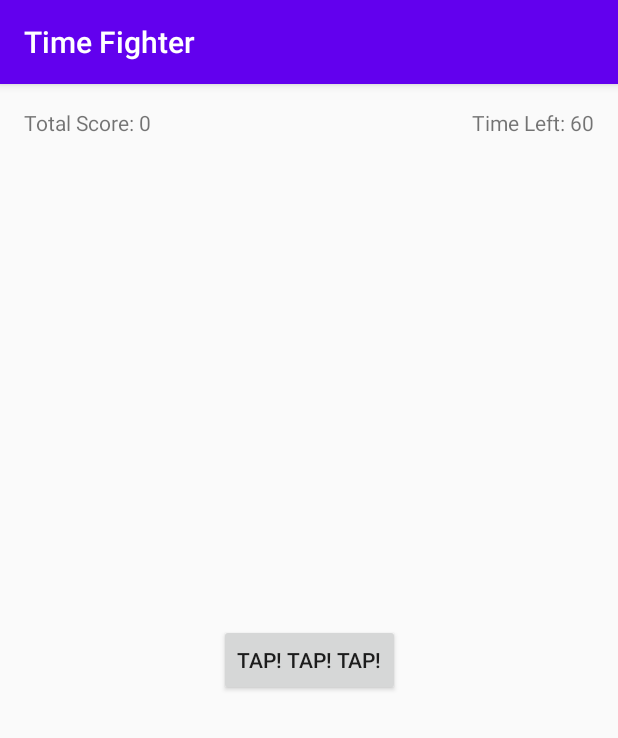
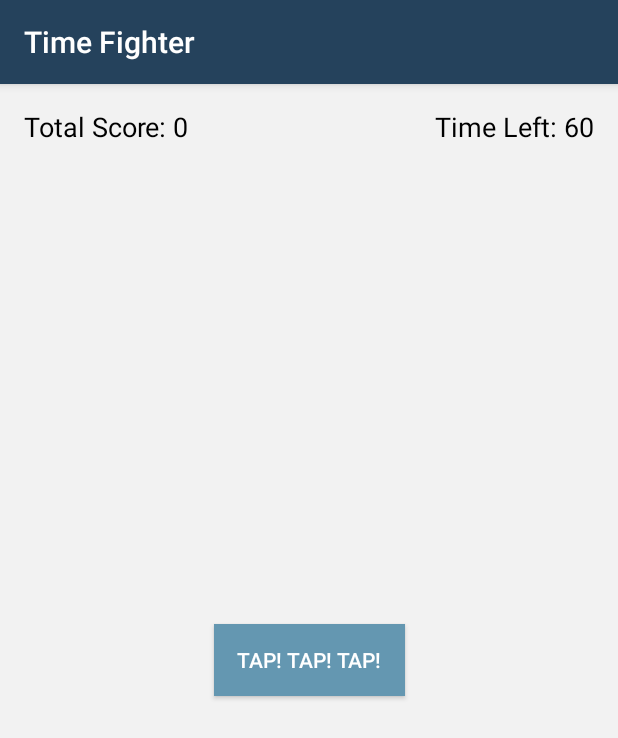
Before and after one commit to enjareyes/TimeFighter, an Android app: the screen it shows after launch (MainActivity), on a phone screen of 412 x 824 dp. Shown: the top 738 px of the screen. Run offline under Robolectric (Android 15) with nearby library versions, the phone set to English and light mode, and no system bars.

Commit message:
progress styling

```diff
--- /dev/null
+++ b/app/src/main/res/anim/bounce.xml
@@ -0,0 +1,4 @@
+<?xml version="1.0" encoding="utf-8"?>
+<set xmlns:android="http://schemas.android.com/apk/res/android">
+
+</set>
--- a/app/src/main/res/layout/activity_main.xml
+++ b/app/src/main/res/layout/activity_main.xml
@@ -4,6 +4,7 @@
     xmlns:tools="http://schemas.android.com/tools"
     android:layout_width="match_parent"
     android:layout_height="match_parent"
+    android:background="@color/colorBackground"
     tools:context=".MainActivity">
 
     <TextView
@@ -13,6 +14,8 @@
         android:layout_marginStart="16dp"
         android:layout_marginTop="16dp"
         android:text="Total Score: %1$d"
+        android:textColor="@android:color/black"
+        android:textSize="18sp"
         app:layout_constraintStart_toStartOf="parent"
         app:layout_constraintTop_toTopOf="parent" />
 
@@ -23,6 +26,8 @@
         android:layout_marginTop="16dp"
         android:layout_marginEnd="16dp"
         android:text="Time Left: %1$d"
+        android:textColor="@android:color/black"
+        android:textSize="18sp"
         app:layout_constraintEnd_toEndOf="parent"
         app:layout_constraintTop_toTopOf="parent" />
 
@@ -30,7 +35,11 @@
         android:id="@+id/tapBtn"
         android:layout_width="wrap_content"
         android:layout_height="wrap_content"
+        android:background="@color/colorAccent"
+        android:paddingLeft="15dp"
+        android:paddingRight="15dp"
         android:text="Tap! Tap! Tap!"
+        android:textColor="@android:color/white"
         app:layout_constraintBottom_toBottomOf="parent"
         app:layout_constraintEnd_toEndOf="parent"
         app:layout_constraintHorizontal_bias="0.5"
--- a/app/src/main/res/values/colors.xml
+++ b/app/src/main/res/values/colors.xml
@@ -1,6 +1,7 @@
 <?xml version="1.0" encoding="utf-8"?>
 <resources>
-    <color name="colorPrimary">#6200EE</color>
+    <color name="colorPrimary">#25425c</color>
     <color name="colorPrimaryDark">#3700B3</color>
-    <color name="colorAccent">#03DAC5</color>
+    <color name="colorAccent">#6497b1</color>
+    <color name="colorBackground">#F2F2F2</color>
 </resources>
```
Also changed, not shown: app/src/main/java/com/example/timefighter/timefighter/enja/MainActivity.kt (+55 -1 lines).
